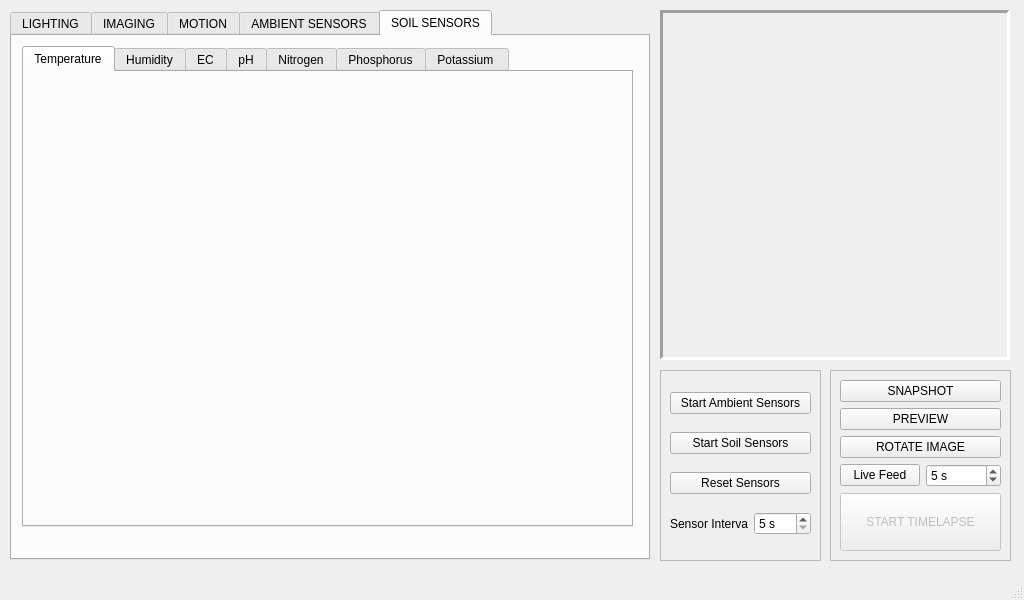
Qt form _ui/FlashLapse_Pro.ui (CoCl-Jerry/Flashlapse_Pro_Dev) before a commit.
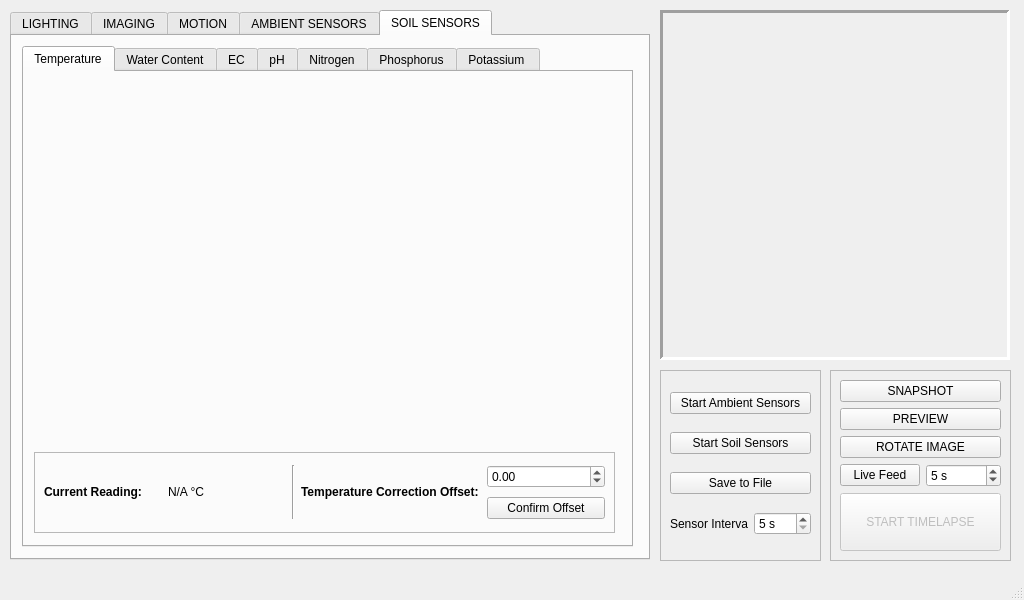
The same form after that commit. The open tabs and pages were chosen to show the change. Icons and pictures are not drawn. Custom widgets are drawn as their Qt base class.

Diff of the .ui file:
```diff
--- a/_ui/FlashLapse_Pro.ui
+++ b/_ui/FlashLapse_Pro.ui
@@ -1389,7 +1389,7 @@
         <x>10</x>
         <y>10</y>
         <width>611</width>
-        <height>481</height>
+        <height>501</height>
        </rect>
       </property>
       <property name="currentIndex">
@@ -1399,10 +1399,105 @@
        <attribute name="title">
         <string>Temperature</string>
        </attribute>
+       <widget class="PlotWidget" name="soil_temperature_graphWidget" native="true">
+        <property name="geometry">
+         <rect>
+          <x>10</x>
+          <y>10</y>
+          <width>581</width>
+          <height>361</height>
+         </rect>
+        </property>
+       </widget>
+       <widget class="QFrame" name="frame_5">
+        <property name="geometry">
+         <rect>
+          <x>10</x>
+          <y>380</y>
+          <width>581</width>
+          <height>81</height>
+         </rect>
+        </property>
+        <property name="frameShape">
+         <enum>QFrame::StyledPanel</enum>
+        </property>
+        <property name="frameShadow">
+         <enum>QFrame::Raised</enum>
+        </property>
+        <widget class="QWidget" name="gridLayoutWidget_9">
+         <property name="geometry">
+          <rect>
+           <x>10</x>
+           <y>10</y>
+           <width>561</width>
+           <height>61</height>
+          </rect>
+         </property>
+         <layout class="QGridLayout" name="gridLayout_9">
+          <item row="0" column="3" rowspan="2">
+           <widget class="Line" name="line_8">
+            <property name="orientation">
+             <enum>Qt::Vertical</enum>
+            </property>
+           </widget>
+          </item>
+          <item row="0" column="5">
+           <widget class="QDoubleSpinBox" name="ambient_temperature_offset_doubleSpinBox_2">
+            <property name="minimum">
+             <double>-100.000000000000000</double>
+            </property>
+            <property name="maximum">
+             <double>100.000000000000000</double>
+            </property>
+           </widget>
+          </item>
+          <item row="0" column="1" rowspan="2">
+           <widget class="QLabel" name="soil_temperture_label">
+            <property name="minimumSize">
+             <size>
+              <width>0</width>
+              <height>0</height>
+             </size>
+            </property>
+            <property name="text">
+             <string>&lt;html&gt;&lt;head/&gt;&lt;body&gt;&lt;p&gt;&lt;span style=&quot; font-weight:700;&quot;&gt;Current Reading:&lt;/span&gt;&lt;/p&gt;&lt;/body&gt;&lt;/html&gt;</string>
+            </property>
+           </widget>
+          </item>
+          <item row="1" column="5">
+           <widget class="QPushButton" name="ambient_temperature_offset_pushButton_2">
+            <property name="text">
+             <string>Confirm Offset</string>
+            </property>
+           </widget>
+          </item>
+          <item row="0" column="2" rowspan="2">
+           <widget class="QLabel" name="soil_temperture_value_label">
+            <property name="text">
+             <string>N/A °C</string>
+            </property>
+           </widget>
+          </item>
+          <item row="0" column="4" rowspan="2">
+           <widget class="QLabel" name="label_11">
+            <property name="minimumSize">
+             <size>
+              <width>180</width>
+              <height>0</height>
+             </size>
+            </property>
+            <property name="text">
+             <string>&lt;html&gt;&lt;head/&gt;&lt;body&gt;&lt;p&gt;&lt;span style=&quot; font-weight:700;&quot;&gt;Temperature Correction Offset:&lt;/span&gt;&lt;/p&gt;&lt;/body&gt;&lt;/html&gt;</string>
+            </property>
+           </widget>
+          </item>
+         </layout>
+        </widget>
+       </widget>
       </widget>
       <widget class="QWidget" name="tab_9">
        <attribute name="title">
-        <string>Humidity</string>
+        <string>Water Content</string>
        </attribute>
       </widget>
       <widget class="QWidget" name="tab_12">
@@ -1596,7 +1691,7 @@
       <item row="2" column="0" colspan="2">
        <widget class="QPushButton" name="pushButton_2">
         <property name="text">
-         <string>Reset Sensors</string>
+         <string>Save to File</string>
         </property>
        </widget>
       </item>
```
Left out of the diff: 38 changed lines with no effect on the pictures.
